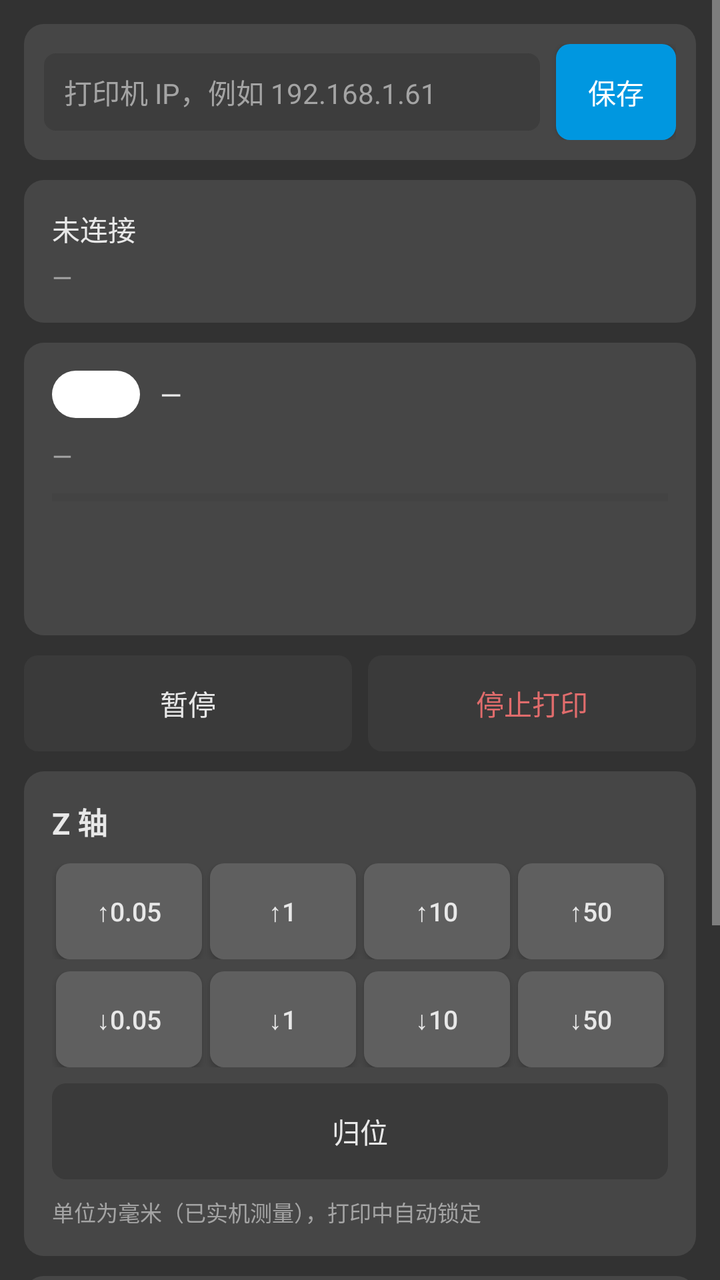
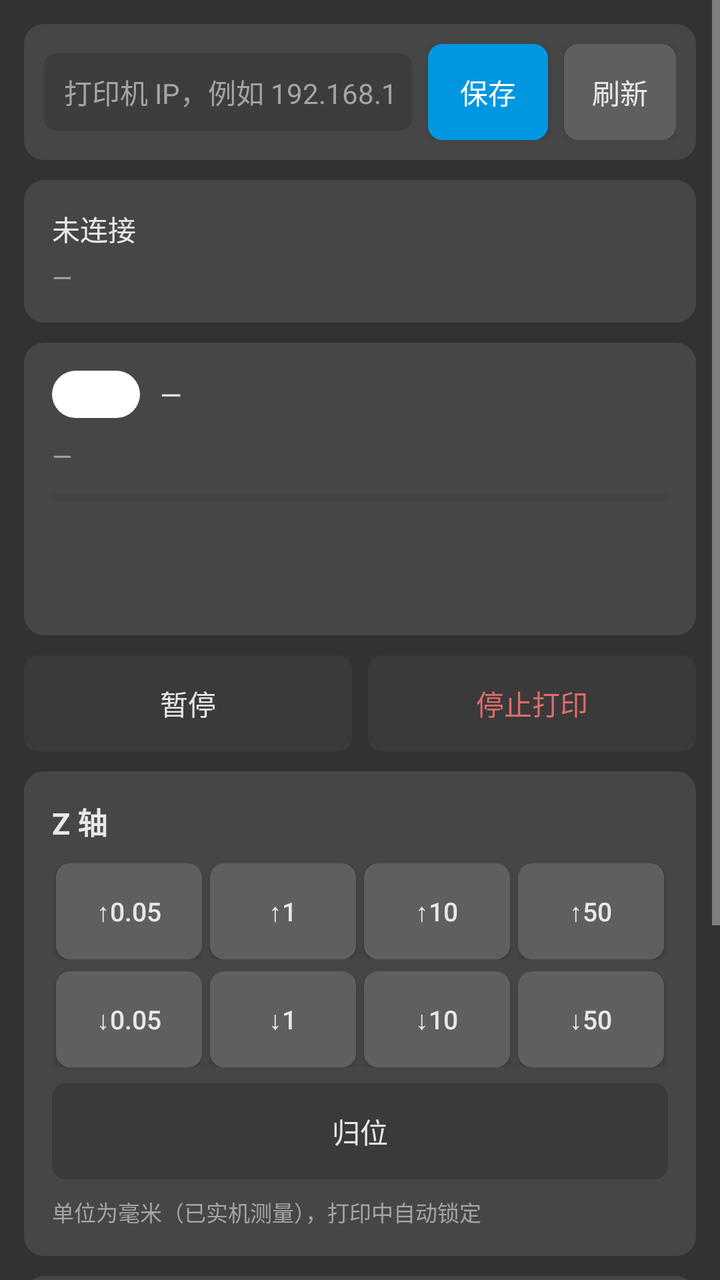

An Android layout rendered at two revisions. The XML below is the earlier revision; the diff shows what the commit changed to produce the second picture.
<!-- AndroidManifest.xml: application theme AppTheme -->
<!-- res/layout/activity_main.xml -->
<?xml version="1.0" encoding="utf-8"?>
<ScrollView xmlns:android="http://schemas.android.com/apk/res/android"
    android:layout_width="match_parent"
    android:layout_height="match_parent"
    android:background="@color/bg"
    android:fillViewport="true">

    <LinearLayout
        android:layout_width="match_parent"
        android:layout_height="wrap_content"
        android:orientation="vertical"
        android:padding="12dp">

        
        <LinearLayout
            android:layout_width="match_parent"
            android:layout_height="wrap_content"
            android:background="@drawable/card_bg"
            android:gravity="center_vertical"
            android:orientation="horizontal"
            android:padding="10dp">

            <EditText
                android:id="@+id/etIp"
                android:layout_width="0dp"
                android:layout_height="wrap_content"
                android:layout_weight="1"
                android:background="@drawable/input_bg"
                android:hint="@string/ip_hint"
                android:importantForAutofill="no"
                android:inputType="text"
                android:paddingLeft="10dp"
                android:paddingRight="10dp"
                android:paddingTop="9dp"
                android:paddingBottom="9dp"
                android:singleLine="true"
                android:textColor="@color/text"
                android:textColorHint="@color/text_dim"
                android:textSize="14sp" />

            <Button
                android:id="@+id/btnSave"
                android:layout_width="wrap_content"
                android:layout_height="wrap_content"
                android:layout_marginStart="8dp"
                android:background="@drawable/btn_primary_bg"
                android:minWidth="0dp"
                android:paddingLeft="16dp"
                android:paddingRight="16dp"
                android:text="@string/save"
                android:textColor="#FFFFFFFF" />
        </LinearLayout>

        
        <LinearLayout
            android:layout_width="match_parent"
            android:layout_height="wrap_content"
            android:layout_marginTop="10dp"
            android:background="@drawable/card_bg"
            android:orientation="vertical"
            android:padding="14dp">

            <TextView
                android:id="@+id/tvConn"
                style="@style/Value"
                android:layout_width="match_parent"
                android:layout_height="wrap_content"
                android:text="未连接" />

            <TextView
                android:id="@+id/tvDev"
                style="@style/Label"
                android:layout_width="match_parent"
                android:layout_height="wrap_content"
                android:layout_marginTop="5dp"
                android:text="—" />
        </LinearLayout>

        
        <LinearLayout
            android:layout_width="match_parent"
            android:layout_height="wrap_content"
            android:layout_marginTop="10dp"
            android:background="@drawable/card_bg"
            android:orientation="vertical"
            android:padding="14dp">

            <LinearLayout
                android:layout_width="match_parent"
                android:layout_height="wrap_content"
                android:gravity="center_vertical"
                android:orientation="horizontal">

                <TextView
                    android:id="@+id/tvPill"
                    android:layout_width="wrap_content"
                    android:layout_height="wrap_content"
                    android:background="@drawable/pill_bg"
                    android:paddingLeft="10dp"
                    android:paddingRight="10dp"
                    android:paddingTop="3dp"
                    android:paddingBottom="3dp"
                    android:text="空闲"
                    android:textColor="#FFFFFFFF"
                    android:textSize="12sp" />

                <TextView
                    android:id="@+id/tvJob"
                    style="@style/Value"
                    android:layout_width="0dp"
                    android:layout_height="wrap_content"
                    android:layout_marginStart="10dp"
                    android:layout_weight="1"
                    android:ellipsize="middle"
                    android:singleLine="true"
                    android:text="—" />
            </LinearLayout>

            <TextView
                android:id="@+id/tvLayers"
                style="@style/Label"
                android:layout_width="match_parent"
                android:layout_height="wrap_content"
                android:layout_marginTop="10dp"
                android:text="—" />

            <ProgressBar
                android:id="@+id/pb"
                style="?android:attr/progressBarStyleHorizontal"
                android:layout_width="match_parent"
                android:layout_height="10dp"
                android:layout_marginTop="7dp"
                android:max="100"
                android:progress="0"
                android:progressBackgroundTint="@color/row"
                android:progressTint="@color/accent" />

            <TextView
                android:id="@+id/tvTime"
                style="@style/Label"
                android:layout_width="match_parent"
                android:layout_height="wrap_content"
                android:layout_marginTop="7dp"
                android:text="" />

            <TextView
                android:id="@+id/tvParams"
                style="@style/Label"
                android:layout_width="match_parent"
                android:layout_height="wrap_content"
                android:layout_marginTop="9dp"
                android:textSize="12sp"
                android:text="" />
        </LinearLayout>

        
        <LinearLayout
            android:layout_width="match_parent"
            android:layout_height="wrap_content"
            android:layout_marginTop="10dp"
            android:orientation="horizontal">

            <Button
                android:id="@+id/btnPause"
                android:layout_width="0dp"
                android:layout_height="wrap_content"
                android:layout_weight="1"
                android:background="@drawable/btn_bg"
                android:enabled="false"
                android:minWidth="0dp"
                android:text="@string/pause"
                android:textColor="@color/text" />

            <Button
                android:id="@+id/btnStop"
                android:layout_width="0dp"
                android:layout_height="wrap_content"
                android:layout_marginStart="8dp"
                android:layout_weight="1"
                android:background="@drawable/btn_bg"
                android:enabled="false"
                android:minWidth="0dp"
                android:text="@string/stop"
                android:textColor="@color/err" />
        </LinearLayout>

        
        <LinearLayout
            android:layout_width="match_parent"
            android:layout_height="wrap_content"
            android:layout_marginTop="10dp"
            android:background="@drawable/card_bg"
            android:orientation="vertical"
            android:padding="14dp">

            <LinearLayout
                android:layout_width="match_parent"
                android:layout_height="wrap_content"
                android:gravity="center_vertical"
                android:orientation="horizontal">

                <TextView
                    style="@style/CardTitle"
                    android:layout_width="0dp"
                    android:layout_height="wrap_content"
                    android:layout_weight="1"
                    android:text="Z 轴" />

                <TextView
                    android:id="@+id/tvZHint"
                    android:layout_width="wrap_content"
                    android:layout_height="wrap_content"
                    android:textColor="@color/warn"
                    android:textSize="11sp"
                    android:text="" />
            </LinearLayout>

            <LinearLayout
                android:layout_width="match_parent"
                android:layout_height="wrap_content"
                android:layout_marginTop="10dp"
                android:orientation="horizontal">

                <Button android:id="@+id/zbU0" style="@style/ZBtn" android:text="↑0.05" />
                <Button android:id="@+id/zbU1" style="@style/ZBtn" android:text="↑1" />
                <Button android:id="@+id/zbU2" style="@style/ZBtn" android:text="↑10" />
                <Button android:id="@+id/zbU3" style="@style/ZBtn" android:text="↑50" />
            </LinearLayout>

            <LinearLayout
                android:layout_width="match_parent"
                android:layout_height="wrap_content"
                android:layout_marginTop="6dp"
                android:orientation="horizontal">

                <Button android:id="@+id/zbD0" style="@style/ZBtn" android:text="↓0.05" />
                <Button android:id="@+id/zbD1" style="@style/ZBtn" android:text="↓1" />
                <Button android:id="@+id/zbD2" style="@style/ZBtn" android:text="↓10" />
                <Button android:id="@+id/zbD3" style="@style/ZBtn" android:text="↓50" />
            </LinearLayout>

            <Button
                android:id="@+id/btnHome"
                android:layout_width="match_parent"
                android:layout_height="wrap_content"
                android:layout_marginTop="8dp"
                android:background="@drawable/btn_bg"
                android:enabled="false"
                android:minWidth="0dp"
                android:text="归位"
                android:textColor="@color/text" />

            <TextView
                style="@style/Label"
                android:layout_width="match_parent"
                android:layout_height="wrap_content"
                android:layout_marginTop="8dp"
                android:textSize="11sp"
                android:text="单位为毫米（已实机测量），打印中自动锁定" />
        </LinearLayout>

        
        <LinearLayout
            android:layout_width="match_parent"
            android:layout_height="wrap_content"
            android:layout_marginTop="10dp"
            android:background="@drawable/card_bg"
            android:orientation="vertical"
            android:padding="14dp">

            <LinearLayout
                android:layout_width="match_parent"
                android:layout_height="wrap_content"
                android:gravity="center_vertical"
                android:orientation="horizontal">

                <TextView
                    style="@style/CardTitle"
                    android:layout_width="0dp"
                    android:layout_height="wrap_content"
                    android:layout_weight="1"
                    android:text="文件列表" />

                <TextView
                    android:id="@+id/tvFileHint"
                    android:layout_width="wrap_content"
                    android:layout_height="wrap_content"
                    android:textColor="@color/text_dim"
                    android:textSize="11sp"
                    android:text="" />
            </LinearLayout>

            <LinearLayout
                android:id="@+id/llFiles"
                android:layout_width="match_parent"
                android:layout_height="wrap_content"
                android:layout_marginTop="8dp"
                android:orientation="vertical" />

            <Button
                android:id="@+id/btnPrint"
                android:layout_width="match_parent"
                android:layout_height="wrap_content"
                android:layout_marginTop="10dp"
                android:background="@drawable/btn_primary_bg"
                android:enabled="false"
                android:minWidth="0dp"
                android:text="开始打印所选文件"
                android:textColor="#FFFFFFFF" />
        </LinearLayout>

        
        <LinearLayout
            android:layout_width="match_parent"
            android:layout_height="wrap_content"
            android:layout_marginTop="10dp"
            android:background="@drawable/card_bg"
            android:orientation="vertical"
            android:padding="14dp">

            <LinearLayout
                android:id="@+id/llHistoryHead"
                android:layout_width="match_parent"
                android:layout_height="wrap_content"
                android:gravity="center_vertical"
                android:orientation="horizontal"
                android:paddingTop="2dp"
                android:paddingBottom="2dp">

                <TextView
                    style="@style/CardTitle"
                    android:layout_width="0dp"
                    android:layout_height="wrap_content"
                    android:layout_weight="1"
                    android:text="@string/history" />

                <TextView
                    android:id="@+id/tvHistoryArrow"
                    android:layout_width="wrap_content"
                    android:layout_height="wrap_content"
                    android:textColor="@color/text_dim"
                    android:textSize="14sp"
                    android:text="▸" />
            </LinearLayout>

            <TextView
                android:id="@+id/tvHistory"
                style="@style/Label"
                android:layout_width="match_parent"
                android:layout_height="wrap_content"
                android:layout_marginTop="9dp"
                android:fontFamily="monospace"
                android:lineSpacingExtra="5dp"
                android:textSize="12sp"
                android:text="—"
                android:visibility="gone" />
        </LinearLayout>

        <TextView
            android:id="@+id/tvFoot"
            style="@style/Label"
            android:layout_width="match_parent"
            android:layout_height="wrap_content"
            android:layout_marginTop="10dp"
            android:layout_marginBottom="6dp"
            android:gravity="center"
            android:textSize="11sp"
            android:text="直连打印机 8081 接口，不经过云端" />

        <TextView
            android:id="@+id/tvVer"
            style="@style/Label"
            android:layout_width="match_parent"
            android:layout_height="wrap_content"
            android:layout_marginBottom="8dp"
            android:gravity="center"
            android:textSize="11sp"
            android:text="v0.6.5" />
    </LinearLayout>
</ScrollView>
<!-- resources referenced by this layout -->
<resources>
  <color name="accent">#FF0097E0</color>
  <color name="bg">#FF323232</color>
  <color name="err">#FFE06C6C</color>
  <color name="row">#FF3D3D3D</color>
  <color name="text">#FFE8E8E8</color>
  <color name="text_dim">#FFA4A4A4</color>
  <color name="warn">#FFE0A33C</color>
  <!-- drawable btn_bg (drawable) -->
  <?xml version="1.0" encoding="utf-8"?>
  <selector xmlns:android="http://schemas.android.com/apk/res/android">
      <item android:state_enabled="false">
          <shape android:shape="rectangle">
              <solid android:color="@color/disabled" />
              <corners android:radius="7dp" />
          </shape>
      </item>
      <item android:state_pressed="true">
          <shape android:shape="rectangle">
              <solid android:color="#FF4A4A4A" />
              <corners android:radius="7dp" />
          </shape>
      </item>
      <item>
          <shape android:shape="rectangle">
              <solid android:color="@color/header" />
              <corners android:radius="7dp" />
          </shape>
      </item>
  </selector>
  <!-- drawable card_bg (drawable) -->
  <?xml version="1.0" encoding="utf-8"?>
  <shape xmlns:android="http://schemas.android.com/apk/res/android" android:shape="rectangle">
      <solid android:color="@color/card" />
      <corners android:radius="10dp" />
  </shape>
  <!-- drawable input_bg (drawable) -->
  <?xml version="1.0" encoding="utf-8"?>
  <shape xmlns:android="http://schemas.android.com/apk/res/android" android:shape="rectangle">
      <solid android:color="@color/row" />
      <corners android:radius="6dp" />
  </shape>
  <!-- drawable pill_bg (drawable) -->
  <?xml version="1.0" encoding="utf-8"?>
  <shape xmlns:android="http://schemas.android.com/apk/res/android" android:shape="rectangle">
      <solid android:color="#FFFFFFFF" />
      <corners android:radius="12dp" />
  </shape>
  <string name="history">打印历史</string>
  <string name="ip_hint">打印机 IP，例如 192.168.1.61</string>
  <string name="pause">暂停</string>
  <string name="save">保存</string>
  <string name="stop">停止打印</string>
  <style name="CardTitle">
          <item name="android:textColor">@color/text</item>
          <item name="android:textSize">15sp</item>
          <item name="android:textStyle">bold</item>
      </style>
  <style name="Label">
          <item name="android:textColor">@color/text_dim</item>
          <item name="android:textSize">13sp</item>
      </style>
  <style name="Value">
          <item name="android:textColor">@color/text</item>
          <item name="android:textSize">14sp</item>
      </style>
  <style name="ZBtn">
          <item name="android:layout_width">0dp</item>
          <item name="android:layout_height">wrap_content</item>
          <item name="android:layout_weight">1</item>
          <item name="android:layout_marginStart">2dp</item>
          <item name="android:layout_marginEnd">2dp</item>
          <item name="android:background">@drawable/btn_bg</item>
          <item name="android:minWidth">0dp</item>
          <item name="android:paddingLeft">0dp</item>
          <item name="android:paddingRight">0dp</item>
          <item name="android:textColor">@color/text</item>
          <item name="android:textSize">13sp</item>
      </style>
  <style name="AppTheme" parent="android:Theme.Material.NoActionBar">
          <item name="android:windowBackground">@color/bg</item>
          <item name="android:colorAccent">@color/accent</item>
          <item name="android:colorPrimary">@color/card</item>
          <item name="android:colorPrimaryDark">@color/bg</item>
          <item name="android:statusBarColor">@color/bg</item>
          <item name="android:navigationBarColor">@color/bg</item>
          <item name="android:textColorPrimary">@color/text</item>
      </style>
  <color name="disabled">#FF3A3A3A</color>
  <color name="header">#FF5F5F5F</color>
  <color name="card">#FF464646</color>
  <!-- unchanged entries left out for length: 1 -->
</resources>

<!-- the commit's change to res/layout/activity_main.xml (unified diff, before → after) -->
@@ -49,6 +49,18 @@
                 android:paddingRight="16dp"
                 android:text="@string/save"
                 android:textColor="#FFFFFFFF" />
+
+            <Button
+                android:id="@+id/btnRefresh"
+                android:layout_width="wrap_content"
+                android:layout_height="wrap_content"
+                android:layout_marginStart="8dp"
+                android:background="@drawable/btn_bg"
+                android:minWidth="0dp"
+                android:paddingLeft="14dp"
+                android:paddingRight="14dp"
+                android:text="@string/refresh"
+                android:textColor="@color/text" />
         </LinearLayout>
 
         
@@ -375,6 +387,6 @@
             android:layout_marginBottom="8dp"
             android:gravity="center"
             android:textSize="11sp"
-            android:text="v0.6.5" />
+            android:text="v0.6.6" />
     </LinearLayout>
 </ScrollView>
<!-- resource entries referenced after the edit -->
@@ -50,6 +50,7 @@
   <string name="history">打印历史</string>
   <string name="ip_hint">打印机 IP，例如 192.168.1.61</string>
   <string name="pause">暂停</string>
+  <string name="refresh">刷新</string>
   <string name="save">保存</string>
   <string name="stop">停止打印</string>
   <style name="CardTitle">
